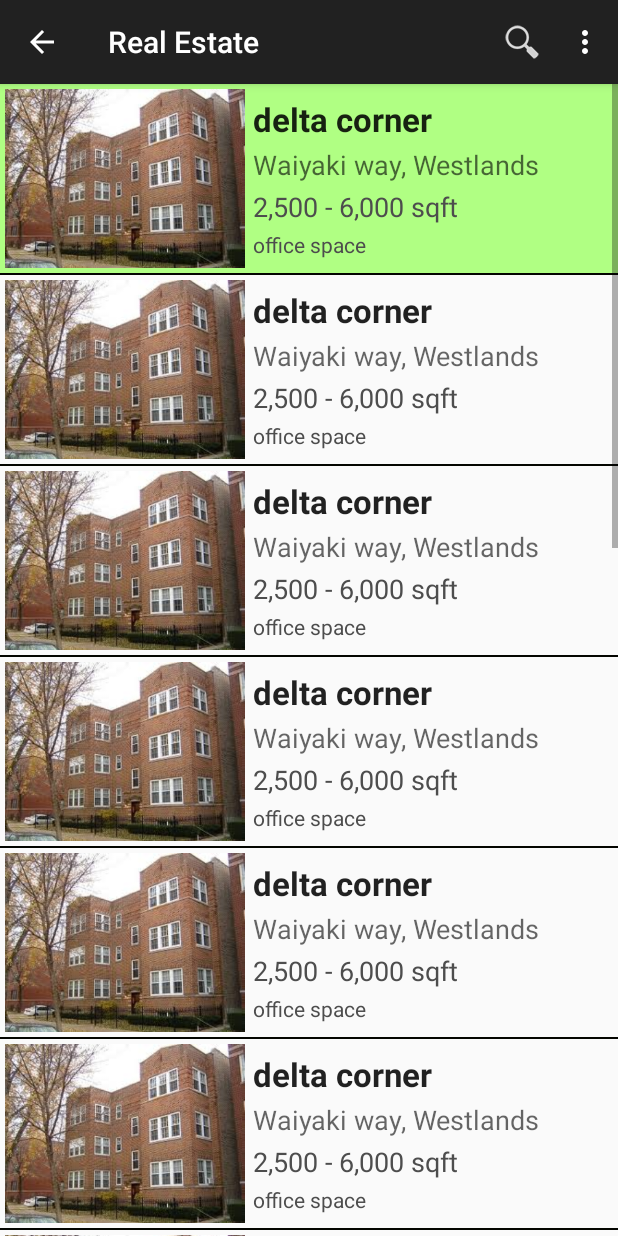
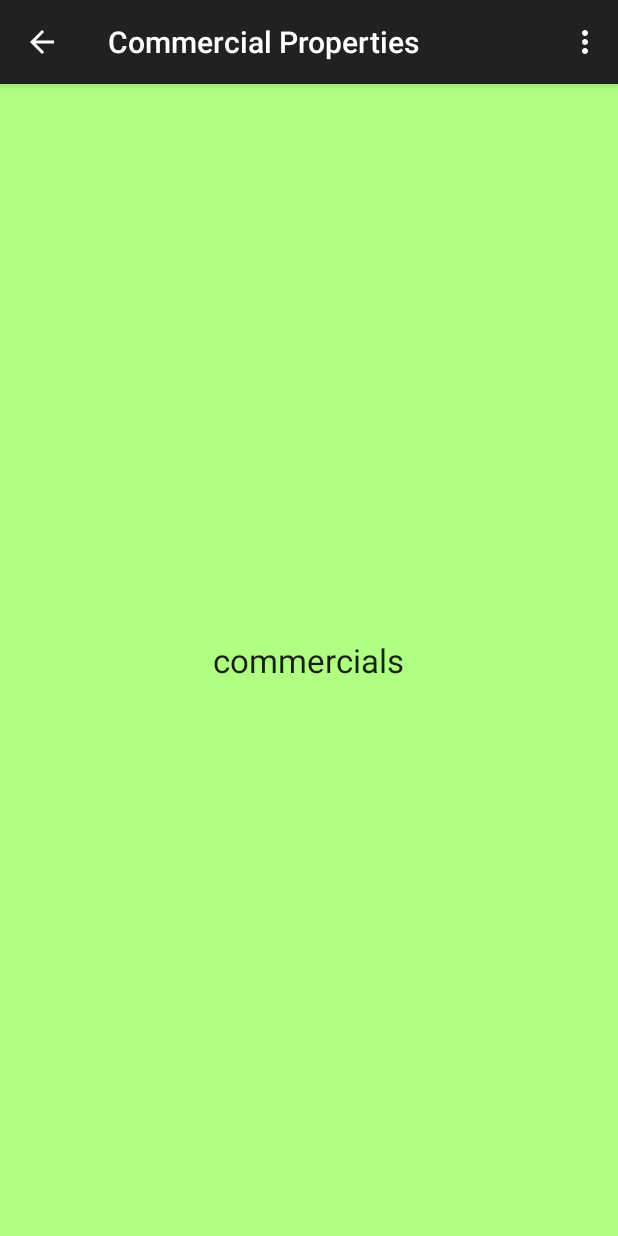
Before and after one commit to oguya/Real-Estate, an Android app: the fragment CommercialFrag placed in its activity, after a tap on "delta corner", on a phone screen of 412 x 824 dp. Run offline under Robolectric (Android 15) with nearby library versions, the phone set to English and light mode, and no system bars; 2 statements that could not run were skipped.

Commit message:
added commercial & homes activities

```diff
--- /dev/null
+++ b/keja/src/main/java/com/droid/keja/ui/CommercialActivity.java
@@ -0,0 +1,48 @@
+package com.droid.keja.ui;
+
+import android.os.Bundle;
+import android.support.v7.app.ActionBar;
+import android.support.v7.app.ActionBarActivity;
+import android.view.Menu;
+import android.view.MenuItem;
+
+import com.droid.keja.R;
+
+/**
+ * Created by james on 22/02/14.
+ */
+public class CommercialActivity extends ActionBarActivity {
+
+    private ActionBar actionBar;
+    private final String LOG_TAG = "CommercialActivity";
+
+
+    @Override
+    protected void onCreate(Bundle savedInstanceState) {
+        super.onCreate(savedInstanceState);
+        setContentView(R.layout.activity_commercial);
+
+        actionBar = getSupportActionBar();
+    }
+
+    @Override
+    public boolean onCreateOptionsMenu(Menu menu) {
+
+        // Inflate the menu; this adds items to the action bar if it is present.
+        getMenuInflater().inflate(R.menu.commercial, menu);
+        return true;
+    }
+
+    @Override
+    public boolean onOptionsItemSelected(MenuItem item) {
+        // Handle action bar item clicks here. The action bar will
+        // automatically handle clicks on the Home/Up button, so long
+        // as you specify a parent activity in AndroidManifest.xml.
+        int id = item.getItemId();
+        if (id == R.id.action_settings) {
+            return true;
+        }
+        return super.onOptionsItemSelected(item);
+    }
+
+}
--- a/keja/src/main/java/com/droid/keja/ui/frags/CommercialFrag.java
+++ b/keja/src/main/java/com/droid/keja/ui/frags/CommercialFrag.java
@@ -1,6 +1,7 @@
 package com.droid.keja.ui.frags;
 
 import android.app.Activity;
+import android.content.Intent;
 import android.os.Bundle;
 import android.support.v4.app.Fragment;
 import android.view.LayoutInflater;
@@ -15,6 +16,7 @@ import com.droid.keja.R;
 import com.droid.keja.adapters.CommercialAdapter;
 import com.droid.keja.db.DBAdapter;
 import com.droid.keja.model.Commercial;
+import com.droid.keja.ui.CommercialActivity;
 
 import java.util.ArrayList;
 
@@ -77,6 +79,12 @@ public class CommercialFrag extends Fragment {
         @Override
         public void onItemClick(AdapterView<?> parent, View view, int position, long id) {
             Toast.makeText(getActivity(), "item click: ", Toast.LENGTH_SHORT).show();
+
+            Bundle extras = new Bundle();
+//            extras.putString("name","testing");
+            Intent nextAct = new Intent(context, CommercialActivity.class);
+            nextAct.putExtras(extras);
+            startActivity(nextAct);
         }
     };
 
--- /dev/null
+++ b/keja/src/main/res/layout/activity_commercial.xml
@@ -0,0 +1,16 @@
+<?xml version="1.0" encoding="utf-8"?>
+
+<RelativeLayout
+    xmlns:android="http://schemas.android.com/apk/res/android"
+    android:layout_width="match_parent"
+    android:layout_height="match_parent"
+    android:background="@color/search_list_background_pressed">
+
+    <TextView
+        android:layout_width="wrap_content"
+        android:layout_height="wrap_content"
+        android:textAppearance="?android:attr/textAppearanceLarge"
+        android:text="commercials"
+        android:id="@+id/textView"
+        android:layout_centerInParent="true"/>
+</RelativeLayout>
--- /dev/null
+++ b/keja/src/main/res/menu/commercial.xml
@@ -0,0 +1,17 @@
+<menu xmlns:android="http://schemas.android.com/apk/res/android"
+    xmlns:app="http://schemas.android.com/apk/res-auto"
+    xmlns:tools="http://schemas.android.com/tools"
+    tools:context="com.droid.keja.ui.CommercialActivity" >
+
+    <!--<item android:id="@+id/action_search"-->
+    <!--android:title="@string/action_search"-->
+    <!--android:icon="@drawable/action_search"-->
+    <!--app:showAsAction="always"/>-->
+
+
+    <item android:id="@+id/action_settings"
+        android:title="@string/action_settings"
+        android:orderInCategory="100"
+        app:showAsAction="never" />
+
+</menu>
--- a/keja/src/main/res/values/strings.xml
+++ b/keja/src/main/res/values/strings.xml
@@ -57,4 +57,10 @@
     <!--default vals-->
     <string name="empty_list">No commercial properties available at the moment.\nPlease try again later</string>
 
+    <!--homes Activity -->
+    <string name="title_activity_home">Homes</string>
+
+    <!--commercial Activity -->
+    <string name="title_activity_commercial">Commercial Properties</string>
+
 </resources>
```
Also changed, not shown: keja/src/main/AndroidManifest.xml (+29 -0 lines), keja/src/main/java/com/droid/keja/ui/HomesActivity.java (added, +48 -0 lines), keja/src/main/java/com/droid/keja/ui/frags/ForRentFrag.java (+8 -3 lines), keja/src/main/java/com/droid/keja/ui/frags/ForSaleFrag.java (+8 -0 lines), keja/src/main/res/layout/activity_homes.xml (added, +16 -0 lines), keja/src/main/res/menu/homes.xml (added, +17 -0 lines).
